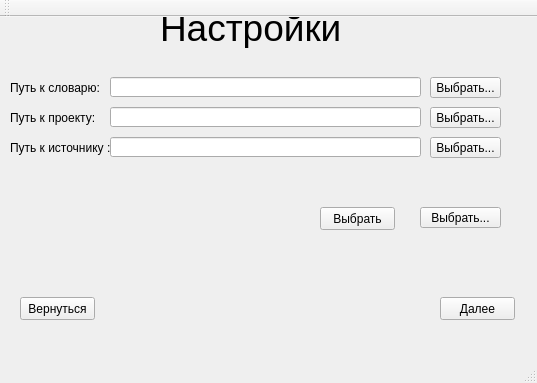
Before: the Qt Designer form mainwindow.ui in Nike222/rhonda-marker, drawn with Qt 5.
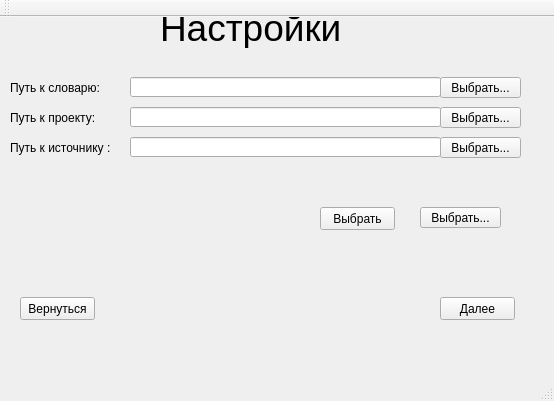
After: the same form once the commit is applied.

Commit message: change button size

Patch:
```diff
--- a/mainwindow.ui
+++ b/mainwindow.ui
@@ -6,8 +6,8 @@
    <rect>
     <x>0</x>
     <y>0</y>
-    <width>537</width>
-    <height>383</height>
+    <width>554</width>
+    <height>401</height>
    </rect>
   </property>
   <property name="windowTitle">
@@ -19,7 +19,7 @@
      <rect>
       <x>0</x>
       <y>-20</y>
-      <width>531</width>
+      <width>541</width>
       <height>341</height>
      </rect>
     </property>
@@ -133,7 +133,7 @@
        <rect>
         <x>10</x>
         <y>80</y>
-        <width>91</width>
+        <width>121</width>
         <height>21</height>
        </rect>
       </property>
@@ -144,9 +144,9 @@
      <widget class="QToolButton" name="toolButton">
       <property name="geometry">
        <rect>
-        <x>430</x>
+        <x>440</x>
         <y>80</y>
-        <width>71</width>
+        <width>81</width>
         <height>21</height>
        </rect>
       </property>
@@ -157,7 +157,7 @@
      <widget class="QLineEdit" name="lineEdit">
       <property name="geometry">
        <rect>
-        <x>110</x>
+        <x>130</x>
         <y>80</y>
         <width>311</width>
         <height>20</height>
@@ -167,7 +167,7 @@
      <widget class="QLineEdit" name="lineEdit_2">
       <property name="geometry">
        <rect>
-        <x>110</x>
+        <x>130</x>
         <y>110</y>
         <width>311</width>
         <height>20</height>
@@ -177,9 +177,9 @@
      <widget class="QToolButton" name="toolButton_2">
       <property name="geometry">
        <rect>
-        <x>430</x>
+        <x>440</x>
         <y>110</y>
-        <width>71</width>
+        <width>81</width>
         <height>21</height>
        </rect>
       </property>
@@ -192,7 +192,7 @@
        <rect>
         <x>10</x>
         <y>110</y>
-        <width>91</width>
+        <width>111</width>
         <height>21</height>
        </rect>
       </property>
@@ -203,7 +203,7 @@
      <widget class="QLineEdit" name="lineEdit_3">
       <property name="geometry">
        <rect>
-        <x>110</x>
+        <x>130</x>
         <y>140</y>
         <width>311</width>
         <height>20</height>
@@ -213,9 +213,9 @@
      <widget class="QToolButton" name="toolButton_3">
       <property name="geometry">
        <rect>
-        <x>430</x>
+        <x>440</x>
         <y>140</y>
-        <width>71</width>
+        <width>81</width>
         <height>21</height>
        </rect>
       </property>
@@ -228,7 +228,7 @@
        <rect>
         <x>10</x>
         <y>140</y>
-        <width>101</width>
+        <width>121</width>
         <height>21</height>
        </rect>
       </property>
```
Left out of the diff: 12 changed lines with no effect on the pictures. The commit also changes 3 other files.
